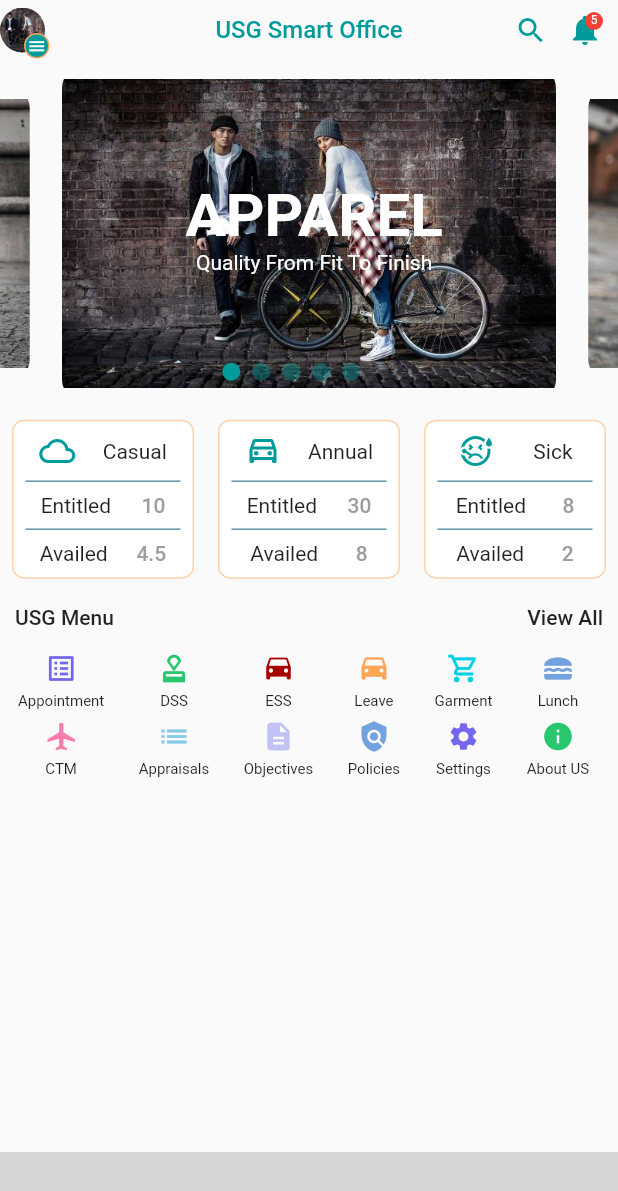
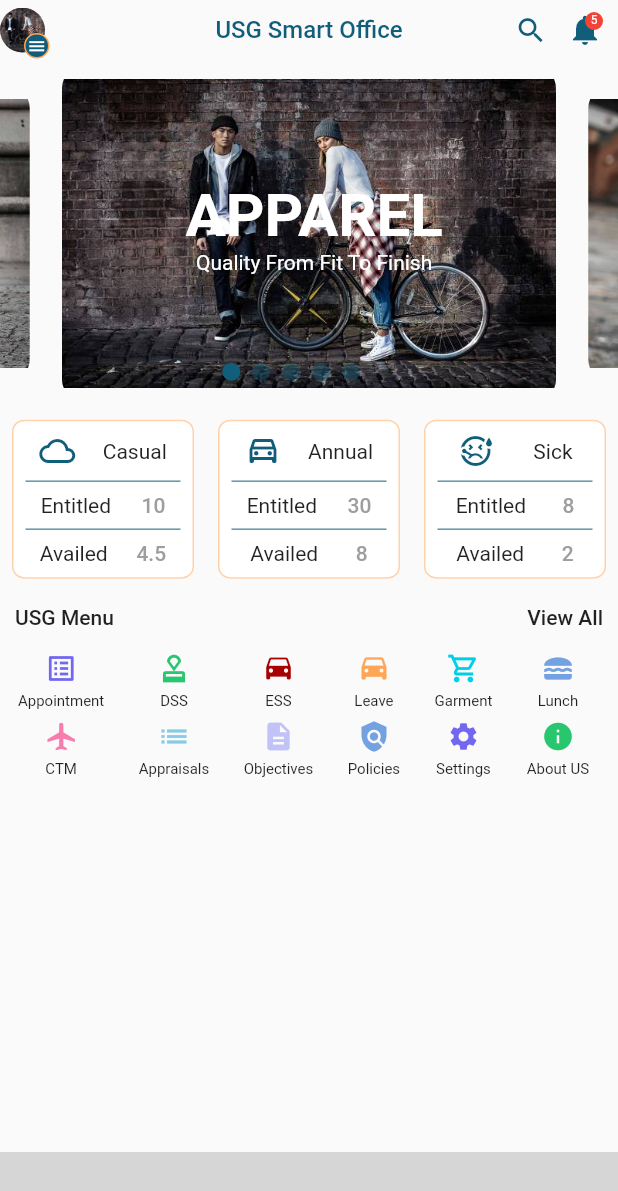
Before and after one commit to javedmughal-058/flutter_crud_with_laravel_api, a Flutter app: the screen it shows after launch, on a phone screen of 412 x 824 dp. Shown: the top 1191 px of the screen. Run offline on Flutter 3.47's test engine with Material 2 defaults, Android fonts, the phone set to English and light mode, and no system bars; drawn by our look-alikes of carousel_slider; our stand-ins replace bubble, easy_sidemenu, get, lottie, page_transition, swipeable_button_view; missing offline and left inert: bottom_bar_with_sheet; statements that could not run were skipped; grey boxes are pictures that could not be loaded.

Commit message:
Update main.dart

```diff
--- a/lib/main.dart
+++ b/lib/main.dart
@@ -33,10 +33,10 @@ class MyApp extends StatelessWidget {
       debugShowCheckedModeBanner: false,
       title: 'Flutter Demo',
       theme: ThemeData(
-        primaryColor: Color(0xff009b9a),
+        primaryColor: Color(0xff115e7a),
         appBarTheme: AppBarTheme(
           elevation: 0.0,
-          backgroundColor: Color(0xff009b9a),
+          backgroundColor: Color(0xff115e7a),
         ),
       ),
       home: const StartPage(),
```
